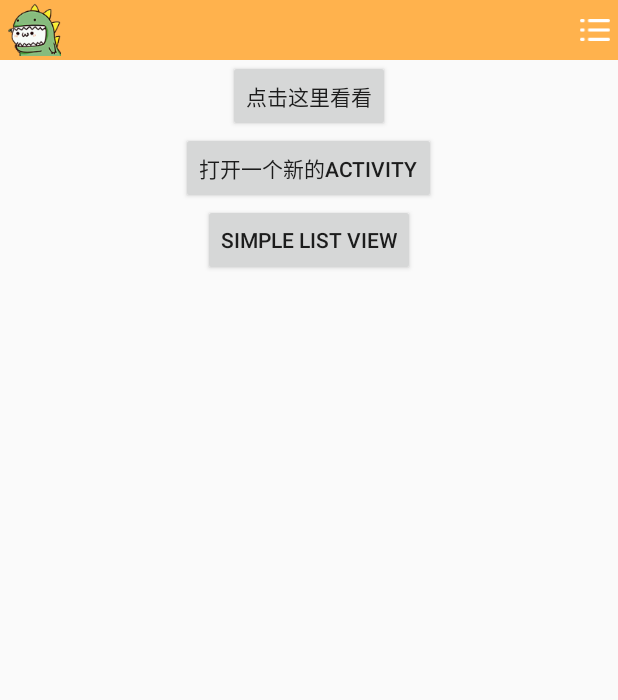
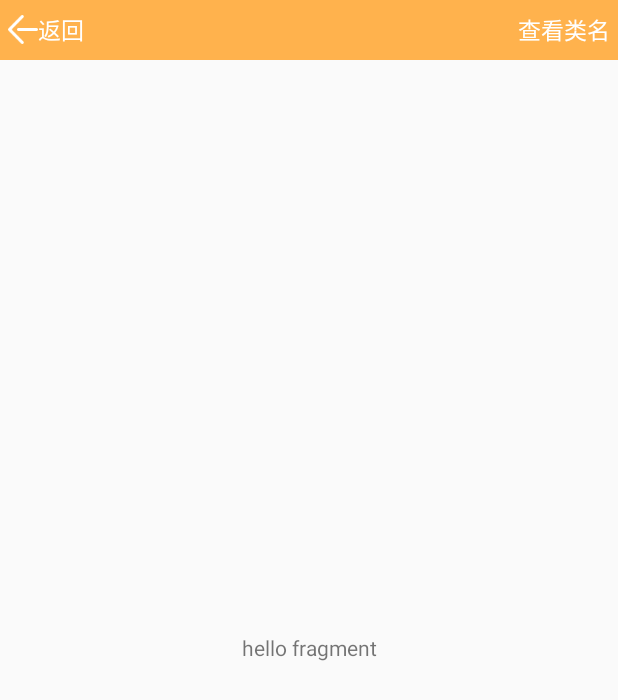
Before and after one commit to gg2787/GuoGuo, an Android app: the screen it shows after launch (MainActivity before the commit, BaseFragmentActivity after it), after a tap on "点击这里看看", on a phone screen of 412 x 824 dp. Shown: the top 700 px of the screen. Run offline under Robolectric (Android 15) with nearby library versions, the phone set to English and light mode, and no system bars; 3 statements that could not run were skipped.

Commit message:
测试fragment

```diff
--- a/app/src/main/AndroidManifest.xml
+++ b/app/src/main/AndroidManifest.xml
@@ -42,6 +42,9 @@
 
         <activity
             android:name=".ui.view.customListView.CustomListActivity"/>
+
+        <activity
+            android:name=".ui.view.fragmentViews.BaseFragmentActivity"/>
         <!--对话框风格的activity-->
         <!--<activity android:name=".ui.SecondActivity" android:theme="@android:style/Theme.Dialog" >-->
         <!--</activity>-->
--- a/app/src/main/java/com/guoguo/ui/MainActivity.java
+++ b/app/src/main/java/com/guoguo/ui/MainActivity.java
@@ -14,7 +14,7 @@ import com.guoguo.logic.prefs.AppPrefs;
 import com.guoguo.logic.shortcut.AppShortCut;
 import com.guoguo.ui.toast.ShowToast;
 import com.guoguo.ui.view.customListView.CustomListActivity;
-import com.guoguo.utils.DoTest;
+import com.guoguo.ui.view.fragmentViews.BaseFragmentActivity;
 
 public class MainActivity extends AppCompatActivity {
 
@@ -53,9 +53,7 @@ public class MainActivity extends AppCompatActivity {
         findViewById(R.id.button_clickhere).setOnClickListener(new View.OnClickListener() {
             @Override
             public void onClick(View v) {
-                //finish();
-                DoTest.asyncTaskTest();
-                //DoTest.asyncTaskTestCustomPool();
+                startActivity(new Intent(MainActivity.this, BaseFragmentActivity.class));
             }
         });
 
--- a/app/src/main/java/com/guoguo/ui/view/customListView/CustomListActivity.java
+++ b/app/src/main/java/com/guoguo/ui/view/customListView/CustomListActivity.java
@@ -23,7 +23,6 @@ public class CustomListActivity extends Activity{
     @Override
     protected void onCreate( Bundle savedInstanceState) {
         super.onCreate(savedInstanceState);
-
         setContentView(R.layout.guoguo_simple_list_view);
     }
 
--- /dev/null
+++ b/app/src/main/java/com/guoguo/ui/view/fragmentViews/BaseFragmentActivity.java
@@ -0,0 +1,44 @@
+package com.guoguo.ui.view.fragmentViews;
+
+import android.app.Activity;
+import android.app.FragmentManager;
+import android.app.FragmentTransaction;
+import android.os.Bundle;
+
+import com.guoguo.R;
+import com.guoguo.ui.title.BackTabTitle;
+
+/**
+ * Created by HP on 2015/11/6.
+ */
+public class BaseFragmentActivity extends Activity{
+    private BackTabTitle mBackTitle = null;
+
+    @Override
+    protected void onCreate( Bundle savedInstanceState) {
+        super.onCreate(savedInstanceState);
+       setContentView(R.layout.base_fragments);
+        //setContentView(R.layout.guoguo_simple_list_view);
+    }
+
+    @Override
+    protected void onStart() {
+        super.onStart();
+        initView();
+    }
+
+
+    private void initView() {
+        mBackTitle = (BackTabTitle)findViewById(R.id.back_title);
+        mBackTitle.SetTabClassName(getClass().getSimpleName());
+
+        FragmentManager fragmentManager = getFragmentManager();
+        FragmentTransaction fragmentTransaction = fragmentManager.beginTransaction();
+        HelloFragment helloFragment = new HelloFragment();
+        fragmentTransaction.replace(R.id.fragment_content, helloFragment);
+        fragmentTransaction.addToBackStack(null);
+        fragmentTransaction.commit();
+    }
+
+
+}
--- /dev/null
+++ b/app/src/main/java/com/guoguo/ui/view/fragmentViews/HelloFragment.java
@@ -0,0 +1,27 @@
+package com.guoguo.ui.view.fragmentViews;
+
+import android.app.Fragment;
+import android.os.Bundle;
+import android.view.LayoutInflater;
+import android.view.View;
+import android.view.ViewGroup;
+
+import com.guoguo.R;
+
+/**
+ * Created by HP on 2015/11/6.
+ */
+public class HelloFragment extends Fragment{
+    @Override
+    public void onCreate( Bundle savedInstanceState) {
+        super.onCreate(savedInstanceState);
+    }
+
+    public View onCreateView(LayoutInflater inflater, ViewGroup container,
+                             Bundle savedInstanceState) {
+       // View view = inflater.inflate(R.layout.hello_fragment, container, false);
+        View view = inflater.inflate(R.layout.hello_fragment, null);
+        return view;
+    }
+
+}
--- /dev/null
+++ b/app/src/main/res/layout/base_fragments.xml
@@ -0,0 +1,26 @@
+<?xml version="1.0" encoding="utf-8"?>
+<LinearLayout xmlns:android="http://schemas.android.com/apk/res/android"
+    android:layout_width="match_parent"
+    android:layout_height="match_parent"
+    android:orientation="vertical">
+
+    <com.guoguo.ui.title.BackTabTitle
+        android:id="@+id/back_title"
+        android:layout_width="match_parent"
+        android:layout_height="@dimen/title_hight">
+    </com.guoguo.ui.title.BackTabTitle>
+
+    <LinearLayout
+        android:id="@+id/fragment_content"
+        android:layout_width="match_parent"
+        android:layout_height="match_parent" >
+        <fragment
+            android:layout_width="match_parent"
+            android:layout_height="match_parent"
+            android:id="@+id/content_fragment"
+            android:name="com.guoguo.ui.view.fragmentViews.HelloFragment"
+            android:orientation="vertical">
+        </fragment>
+    </LinearLayout>
+
+</LinearLayout>
--- /dev/null
+++ b/app/src/main/res/layout/hello_fragment.xml
@@ -0,0 +1,11 @@
+<?xml version="1.0" encoding="utf-8"?>
+<LinearLayout xmlns:android="http://schemas.android.com/apk/res/android"
+    android:layout_width="match_parent" android:layout_height="match_parent">
+    <TextView
+        android:id="@+id/text_view"
+        android:layout_gravity="center"
+        android:gravity="center"
+        android:layout_width="match_parent"
+        android:layout_height="wrap_content"
+        android:text="@string/hello_fragment"/>
+</LinearLayout>
--- a/app/src/main/res/values/strings.xml
+++ b/app/src/main/res/values/strings.xml
@@ -13,4 +13,5 @@
     <string name="toast_long">toastLong</string>
     <string name="simple_list_view">simple list view</string>
     <string name="custom_list_view">custom list view</string>
+    <string name="hello_fragment">hello fragment</string>
 </resources>
```
